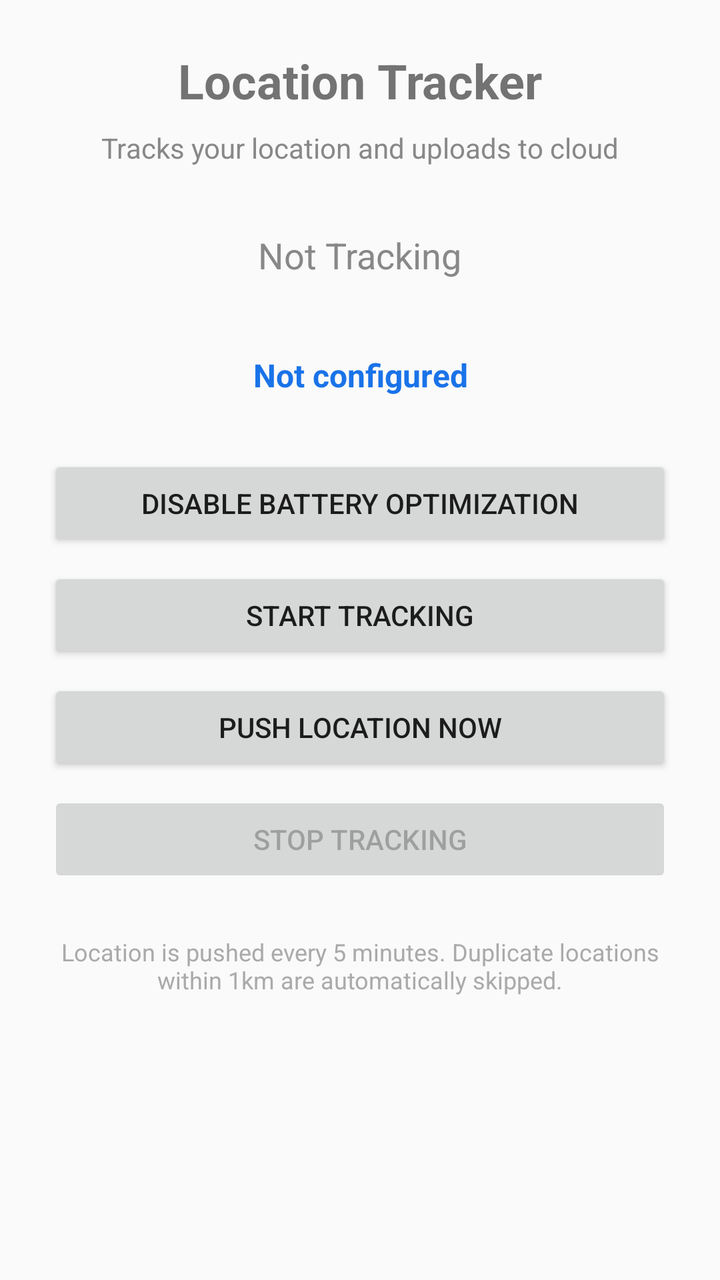
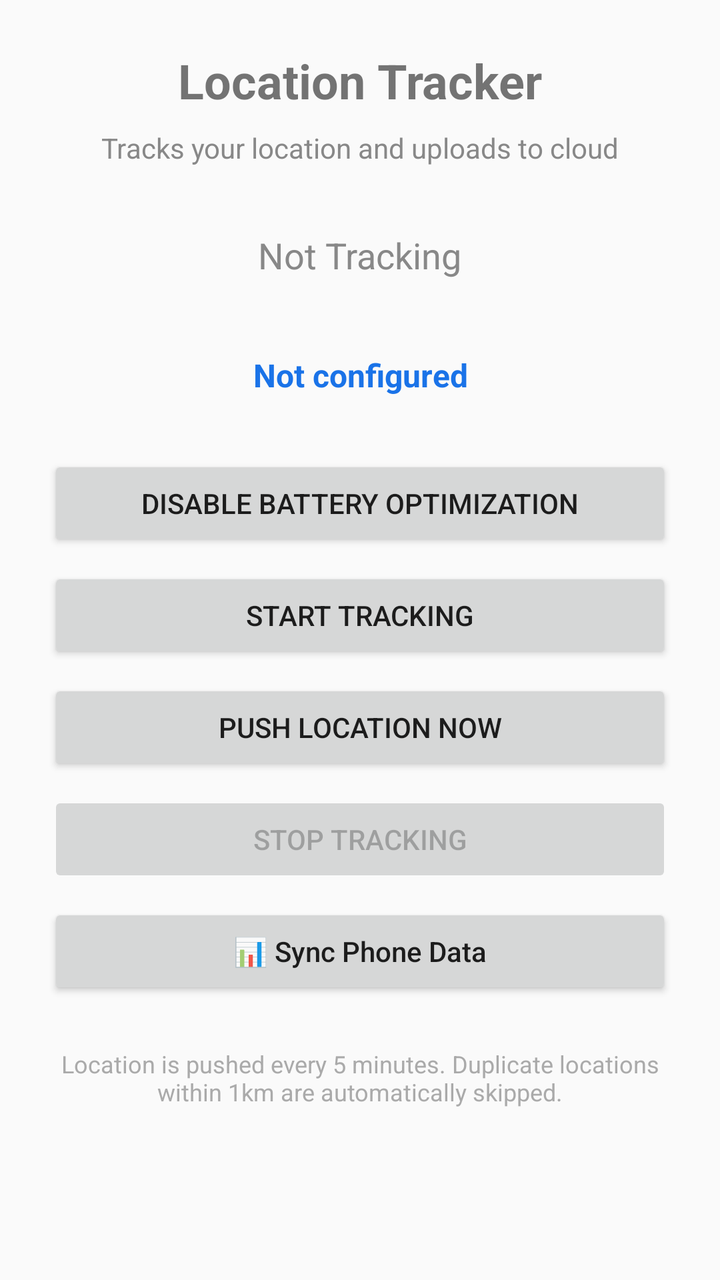

An Android layout rendered at two revisions. The XML below is the earlier revision; the diff shows what the commit changed to produce the second picture.
<!-- AndroidManifest.xml: application theme Theme.LocationTracker -->
<!-- res/layout/activity_main.xml -->
<?xml version="1.0" encoding="utf-8"?>
<LinearLayout xmlns:android="http://schemas.android.com/apk/res/android"
    android:layout_width="match_parent"
    android:layout_height="match_parent"
    android:orientation="vertical"
    android:padding="24dp"
    android:gravity="center_horizontal">

    <TextView
        android:layout_width="wrap_content"
        android:layout_height="wrap_content"
        android:text="Location Tracker"
        android:textSize="24sp"
        android:textStyle="bold"
        android:layout_marginBottom="8dp" />

    <TextView
        android:layout_width="wrap_content"
        android:layout_height="wrap_content"
        android:text="Tracks your location and uploads to cloud"
        android:textSize="14sp"
        android:textColor="#888"
        android:layout_marginBottom="32dp" />

    <TextView
        android:id="@+id/status_text"
        android:layout_width="wrap_content"
        android:layout_height="wrap_content"
        android:text="Not Tracking"
        android:textSize="18sp"
        android:textColor="#888"
        android:layout_marginBottom="24dp" />

    <TextView
        android:id="@+id/configured_email"
        android:layout_width="match_parent"
        android:layout_height="48dp"
        android:text="Not configured"
        android:textColor="#1a73e8"
        android:gravity="center"
        android:textSize="16sp"
        android:textStyle="bold"
        android:layout_marginBottom="16dp"
        android:clickable="true"
        android:focusable="true" />

    <Button
        android:id="@+id/battery_btn"
        android:layout_width="match_parent"
        android:layout_height="48dp"
        android:text="Disable Battery Optimization"
        android:layout_marginBottom="8dp" />

    <Button
        android:id="@+id/start_btn"
        android:layout_width="match_parent"
        android:layout_height="48dp"
        android:text="Start Tracking"
        android:enabled="true"
        android:layout_marginBottom="8dp" />

    <Button
        android:id="@+id/push_now_btn"
        android:layout_width="match_parent"
        android:layout_height="48dp"
        android:text="Push Location Now"
        android:layout_marginBottom="8dp" />

    <Button
        android:id="@+id/stop_btn"
        android:layout_width="match_parent"
        android:layout_height="48dp"
        android:text="Stop Tracking"
        android:enabled="false" />

    <TextView
        android:layout_width="wrap_content"
        android:layout_height="wrap_content"
        android:text="Location is pushed every 5 minutes. Duplicate locations within 1km are automatically skipped."
        android:textSize="12sp"
        android:textColor="#aaa"
        android:gravity="center"
        android:layout_marginTop="24dp" />

</LinearLayout>
<!-- resources referenced by this layout -->
<resources>
  <style name="Theme.LocationTracker" parent="Theme.AppCompat.Light.NoActionBar" />
</resources>

<!-- the commit's change to res/layout/activity_main.xml (unified diff, before → after) -->
@@ -73,6 +73,14 @@
         android:text="Stop Tracking"
         android:enabled="false" />
 
+    <Button
+        android:id="@+id/data_sync_btn"
+        android:layout_width="match_parent"
+        android:layout_height="48dp"
+        android:text="📊 Sync Phone Data"
+        android:textAllCaps="false"
+        android:layout_marginTop="8dp" />
+
     <TextView
         android:layout_width="wrap_content"
         android:layout_height="wrap_content"
